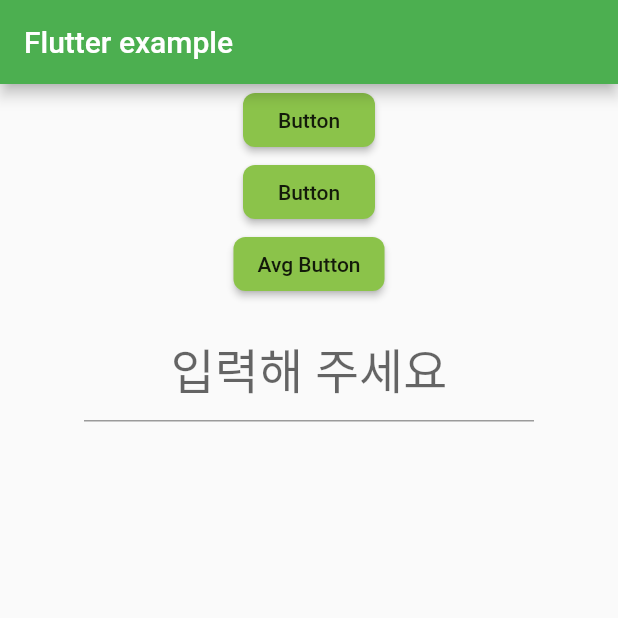
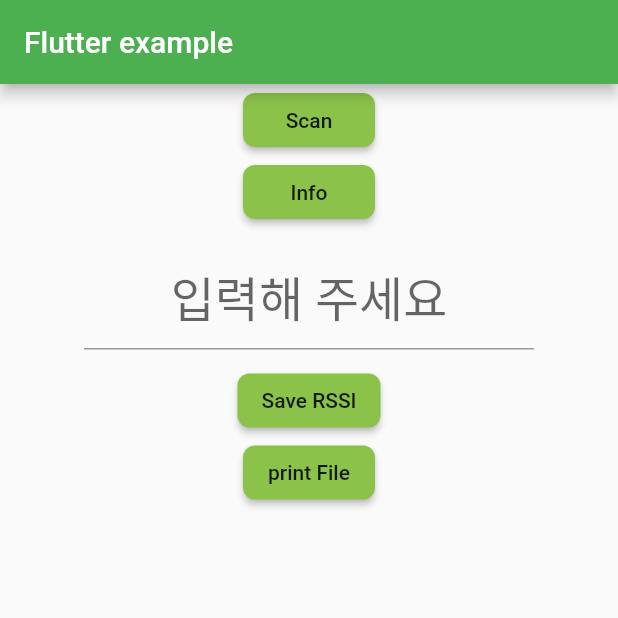
Before and after one commit to kim0504/Flutter_practice_Bluetooth_Fingerprint, a Flutter app: the screen it shows after launch, on a phone screen of 412 x 824 dp, the top half of it. Run offline on Flutter 3.47's test engine with Material 2 defaults, Android fonts, the phone set to English and light mode, and no system bars; our stand-ins replace convert, rxdart; missing offline and left inert: protobuf; project files that could hold a hidden picture were left out.

Commit message:
2021/11/23

```diff
--- a/example/lib/file_provide.dart
+++ b/example/lib/file_provide.dart
@@ -6,37 +6,38 @@ import 'package:path_provider/path_provider.dart';
 
 class Storage {
 
-  String filename = 'radio_map';
-
   Future<String> get _localPath async {
     final directory = await getApplicationDocumentsDirectory();
-
+    print(directory.path);
     return directory.path;
   }
 
   Future<File> get _localFile async {
     final path = await _localPath;
-    return File('$filename.txt');
+    return File('$path/radio_map.txt');
   }
 
-  Future<int> readCounter() async {
+  Future<void> readText()async{
+    File file = await _localFile;
+    String text = await file.readAsString();
+    print(text);
+  }
+
+
+  Future<String> readFile() async {
     try {
       final file = await _localFile;
-
-      // 파일 읽기
       String contents = await file.readAsString();
-
-      return int.parse(contents);
+      return contents;
     } catch (e) {
       // 에러가 발생할 경우 0을 반환
-      return 0;
+      return e.toString();
     }
   }
 
-  Future<File> writeCounter(List<dynamic> s) async {
+  Future<File> writeFile(String s) async {
     final file = await _localFile;
-
-    // 파일 쓰기
+    print(file);
     return file.writeAsString('$s\n', mode: FileMode.append);
   }
 }
--- a/example/lib/main.dart
+++ b/example/lib/main.dart
@@ -23,9 +23,8 @@ List<dynamic> device3_rssi = []; //핸드폰 rssi값
 String inputs = ""; // 측정 공간 이름 -> 나중에 어디서 측정했는지 DB에 넣을려고 만듬
 
 // rssi 평균 값 계산하려고 일단 만들어 놓음
-num sum1=0;
-num sum2=0;
-num sum3=0;
+num sum1=0, sum2=0, sum3=0;
+String save_rssi1='', save_rssi2='', save_rssi3='';
 
 
 void main() {
@@ -47,7 +46,7 @@ class MyApp extends StatelessWidget {
 
 class ContainerWidget extends StatelessWidget {
 
-
+  late final Storage storage = Storage();
 
   @override
   Widget build(BuildContext context) {
@@ -59,9 +58,8 @@ class ContainerWidget extends StatelessWidget {
           child: Column(
             children: [
               RaisedButton(
-                child: Text('Button'),
+                child: Text('Scan'),
                 onPressed: (){
-
                   blue_scan(); // 블루투스 스캔 기능
                 },
 
@@ -73,25 +71,13 @@ class ContainerWidget extends StatelessWidget {
 
 
               RaisedButton(
-                child: Text('Button'),
+                child: Text('Info'),
                 onPressed: (){
                   print('=================================================================');
                   print(device_list);
                   print('=================================================================');
                   print(scan_list);
                   print('=================================================================');
-                },
-                color: Colors.lightGreen,
-                shape: RoundedRectangleBorder(
-                    borderRadius: BorderRadius.circular(8)
-                ),
-              ),
-              RaisedButton(
-                child: Text('Avg Button'),
-                onPressed: (){
-
-                  avg_button(); // 파일에 저장할 rssi 평균 값 만들 함수
-
                 },
                 color: Colors.lightGreen,
                 shape: RoundedRectangleBorder(
@@ -113,17 +99,33 @@ class ContainerWidget extends StatelessWidget {
                 width: 300,
               ),
 
-              // 파일에 rssi값 저장 시키는 버튼 준비 중
-              // RaisedButton(
-              //   child: Text('Button'),
-              //   onPressed: (){
-              //
-              //   },
-              //   color: Colors.lightGreen,
-              //   shape: RoundedRectangleBorder(
-              //       borderRadius: BorderRadius.circular(8)
-              //   ),
-              // ),
+
+              RaisedButton(
+                child: Text('Save RSSI'),
+                onPressed: (){
+                  avg_button(); // 파일에 저장할 rssi 평균 값 만들 함수
+                  print("${inputs}\n${name_list[0].toString()}:${(sum1/(device1_rssi.length-2)).toString()}");
+                  storage.writeFile("${inputs}\n${name_list[0].toString()}:${(sum1/(device1_rssi.length-2)).toString()}");
+                },
+                color: Colors.lightGreen,
+                shape: RoundedRectangleBorder(
+                    borderRadius: BorderRadius.circular(8)
+                ),
+              ),
+
+
+              RaisedButton(
+                child: Text('print File'),
+                onPressed: (){
+                  storage.readText();
+                },
+                color: Colors.lightGreen,
+                shape: RoundedRectangleBorder(
+                    borderRadius: BorderRadius.circular(8)
+                ),
+              ),
+
+
             ] // children
           )
         )
@@ -172,6 +174,7 @@ void avg_button(){
 
   for(var i=1; i<device1_rssi.length-1; i++){
     sum1 += device1_rssi[i];
+    save_rssi1 = (sum1/(device1_rssi.length-2)).toString();
   }
   // for(int i in device2_rssi){
   //   sum2 += i;
```
Also changed, not shown: 1 other file.
